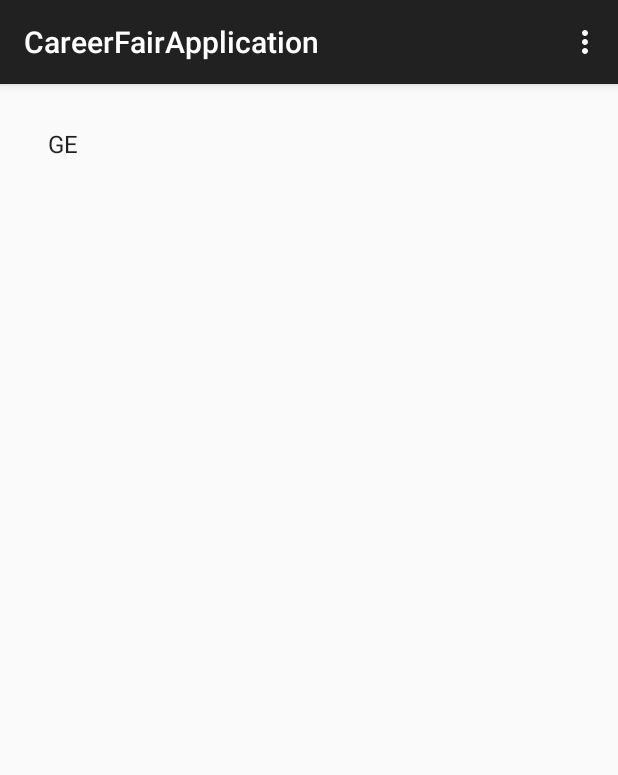
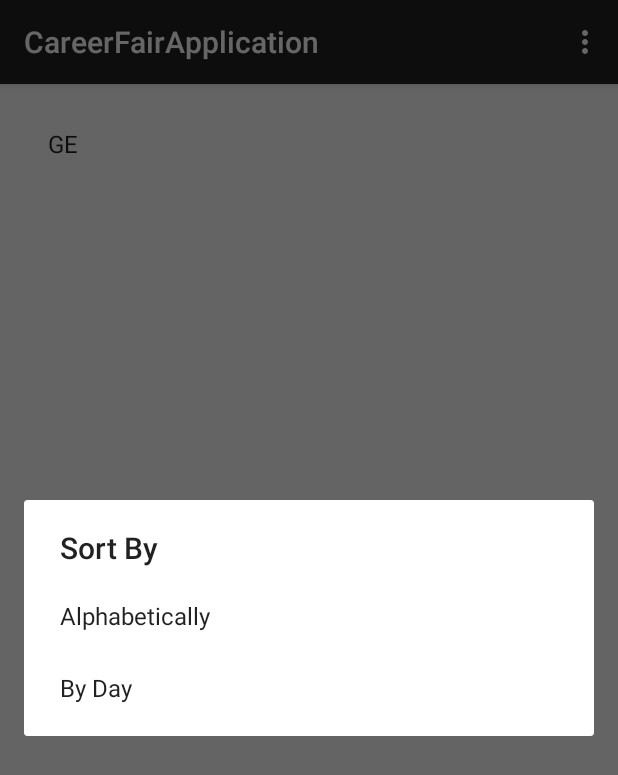
Before and after one commit to ivanma72/CareerFair, an Android app: the screen it shows after launch (MainPage), in the options menu, after a tap on "Sort by", on a phone screen of 412 x 824 dp. Shown: the top 775 px of the screen. Run offline under Robolectric (Android 15) with nearby library versions, the phone set to English and light mode, and no system bars.

Commit message:
added alert dialog for sorting

```diff
--- a/app/src/main/java/com/example/david/careerfairapplication/MainPage.java
+++ b/app/src/main/java/com/example/david/careerfairapplication/MainPage.java
@@ -1,6 +1,8 @@
 package com.example.david.careerfairapplication;
 
+import android.app.AlertDialog;
 import android.content.Context;
+import android.content.DialogInterface;
 import android.support.v7.app.ActionBarActivity;
 import android.os.Bundle;
 import android.view.Menu;
@@ -47,27 +49,28 @@ class company {
 
 }
 
-public class MainPage extends ActionBarActivity {
+public class MainPage extends ActionBarActivity implements DialogInterface.OnClickListener {
     ListView masterList;
     ArrayList<company> companyArrayList;
     ArrayAdapter<company> aa;
+    String[] sortingTypes = {"Alphabetically", "By Day"};
+    Context context;
 
-    Context context;
     @Override
     protected void onCreate(Bundle savedInstanceState) {
         super.onCreate(savedInstanceState);
         setContentView(R.layout.activity_main_page);
         context = this;
-        masterList = (ListView)findViewById(R.id.companyList);
+        masterList = (ListView) findViewById(R.id.companyList);
 
         companyArrayList = new ArrayList<company>();
 
-        aa = new ArrayAdapter<company>(this,android.R.layout.simple_list_item_1,companyArrayList);
+        aa = new ArrayAdapter<company>(this, android.R.layout.simple_list_item_1, companyArrayList);
         masterList.setAdapter(aa);
         masterList.setOnItemClickListener(new ListClickHandler());
 
         Vector<String> emptyvec = new Vector<String>();
-        company newComp = new company("GE","This is a shit company","bat poop", "www.GE.com",true,emptyvec,"good","intern","northeast",true);
+        company newComp = new company("GE", "This is a shit company", "bat poop", "www.GE.com", true, emptyvec, "good", "intern", "northeast", true);
         companyArrayList.add(newComp);
         aa.notifyDataSetChanged();
 
@@ -90,13 +93,20 @@ public class MainPage extends ActionBarActivity {
         return true;
     }
 
+    private void displayPopup(String title, String[] items) {
+        AlertDialog.Builder builder = new AlertDialog.Builder(this);
+        builder.setTitle(title);
+        builder.setItems(items, this);
+        builder.show();
+    }
+
     @Override
     public boolean onOptionsItemSelected(MenuItem item) {
         // Handle action bar item clicks here. The action bar will
         // automatically handle clicks on the Home/Up button, so long
         // as you specify a parent activity in AndroidManifest.xml.
         int id = item.getItemId();
-
+        this.displayPopup("Sort By", sortingTypes);
         //noinspection SimplifiableIfStatement
         if (id == R.id.action_settings) {
             return true;
@@ -104,4 +114,8 @@ public class MainPage extends ActionBarActivity {
 
         return super.onOptionsItemSelected(item);
     }
+
+    public void onClick(DialogInterface dialog, int item) {
+
+    }
 }
```
